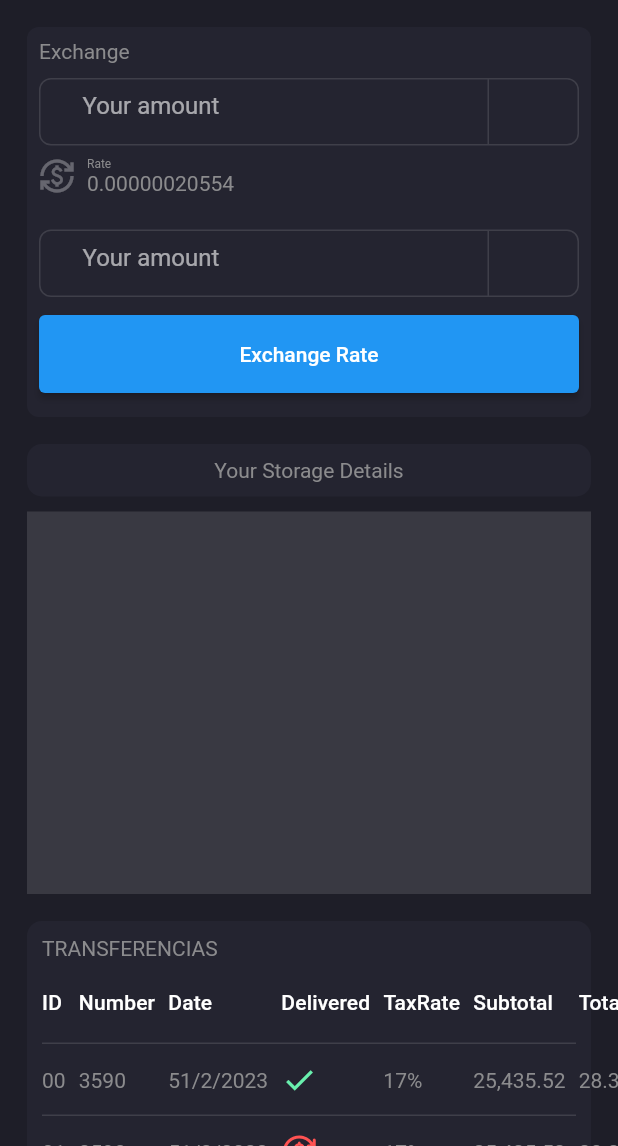
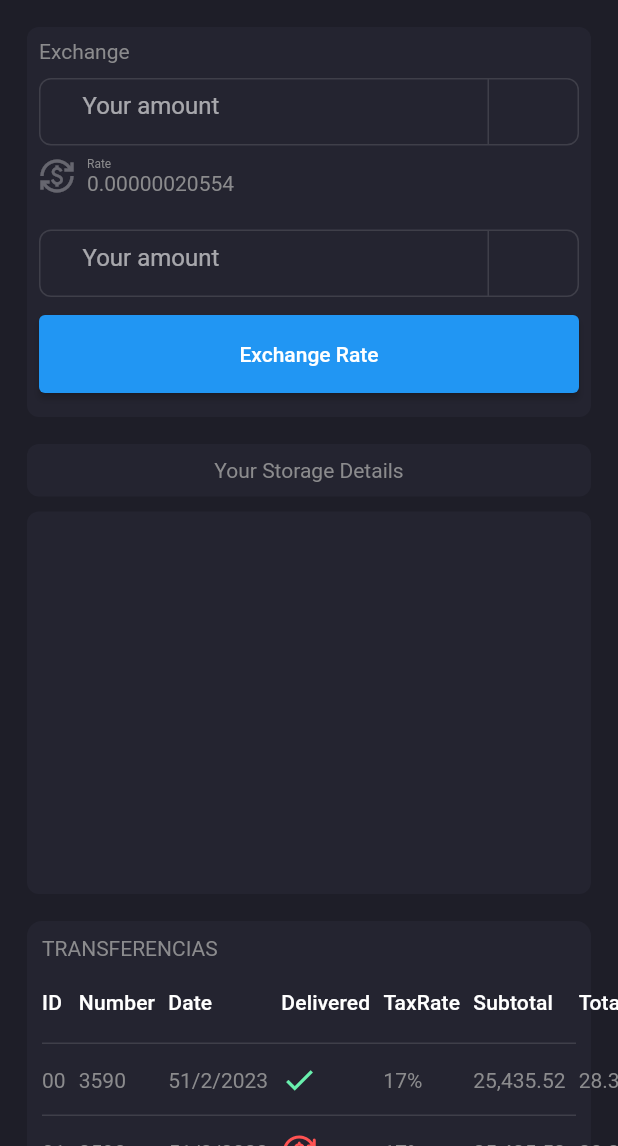
Before and after one commit to saidino84/moz888bet, a Flutter app: the screen it shows after launch, on a phone screen of 412 x 824 dp, the part 90-1236 px from its top. Run offline on Flutter 3.47's test engine with Material 2 defaults, Android fonts, the phone set to English and light mode, and no system bars; our stand-ins replace flutter_svg.

Commit message:
Wau Balancete detils added 2

```diff
--- a/lib/app/ui/wallet/boxes/balancestatus/balancete.dart
+++ b/lib/app/ui/wallet/boxes/balancestatus/balancete.dart
@@ -23,7 +23,7 @@ class BalanceStatus extends StatelessWidget {
             alignment: Alignment.center,
             decoration: BoxDecoration(
                 color: WalletPalet.secondary,
-                borderRadius: BorderRadius.circular(10)),
+                borderRadius: BorderRadius.circular(8)),
             child: Text('Your Storage Details'),
           ),
           SizedBox(
@@ -31,8 +31,9 @@ class BalanceStatus extends StatelessWidget {
           ),
           Expanded(
               child: Container(
-            color: Colors.white12,
-          ))
+                  decoration: BoxDecoration(
+                      color: WalletPalet.secondary,
+                      borderRadius: BorderRadius.circular(8))))
         ],
       ),
     );
```
